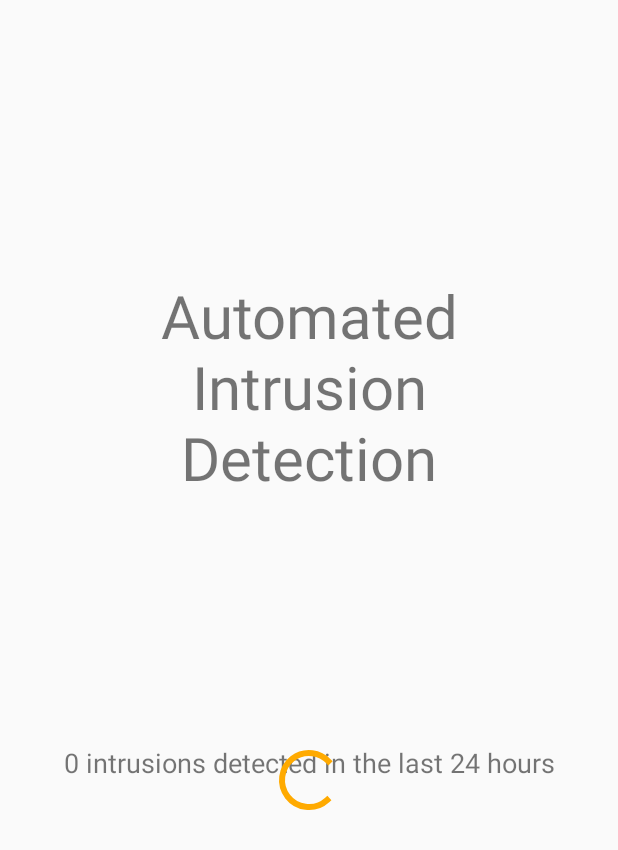
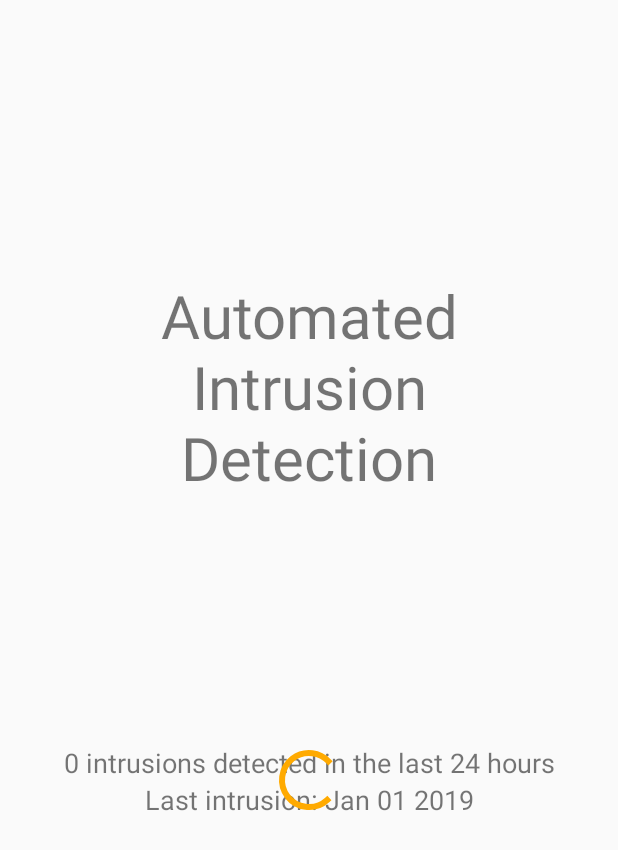
Before and after one commit to kedeggel/aid, an Android app: the layout fragment_home.xml on its own in the app's theme, with its tools: preview values and no code run, on a phone screen of 412 x 824 dp. Shown: the top 850 px of the screen. Run offline under Robolectric (Android 15) with nearby library versions, the phone set to English and light mode, and no system bars.

Commit message:
Added Post JSON request, added latest intrusion to home screen

```diff
--- a/app/src/main/res/layout/fragment_home.xml
+++ b/app/src/main/res/layout/fragment_home.xml
@@ -25,13 +25,28 @@
         android:layout_height="0dp"
         android:layout_weight="2">
 
-        <TextView
-            android:id="@+id/subtitle"
+        <LinearLayout
             android:layout_width="match_parent"
             android:layout_height="wrap_content"
-            android:text="0 intrusions detected in the last 24 hours"
-            android:textSize="18sp"
-            android:textAlignment="center"/>
+            android:orientation="vertical">
+
+            <TextView
+                android:id="@+id/subtitle1"
+                android:layout_width="match_parent"
+                android:layout_height="wrap_content"
+                android:text="0 intrusions detected in the last 24 hours"
+                android:textSize="18sp"
+                android:textAlignment="center"/>
+
+            <TextView
+                android:id="@+id/subtitle2"
+                android:layout_width="match_parent"
+                android:layout_height="wrap_content"
+                android:text="Last intrusion: Jan 01 2019"
+                android:textSize="18sp"
+                android:textAlignment="center"/>
+
+        </LinearLayout>
 
         <ProgressBar
             android:id="@+id/progress_bar"
--- a/app/src/main/res/values/strings.xml
+++ b/app/src/main/res/values/strings.xml
@@ -1,6 +1,7 @@
 <resources>
     <string name="annotation_camera_off">CAMERA OFF</string>
     <string name="annotation_intrusions_detected">intrusions detected</string>
+    <string name="annotation_last_intrusion">Latest intrusion</string>
     <string name="annotation_no_entries">NO ENTRIES FOUND</string>
     <string name="app_name">Automated Intrusion Detection</string>
     <string name="button_start_camera">Turn Camera On</string>
```
Also changed, not shown: app/src/main/java/de/htwg/mobilecomputing/aid/Fragment/HomeFragment.java (+54 -7 lines), app/src/main/java/de/htwg/mobilecomputing/aid/Rest/HttpUtils.java (+19 -1 lines), app/src/main/java/de/htwg/mobilecomputing/aid/Rest/RestCalls.java (+39 -0 lines).
